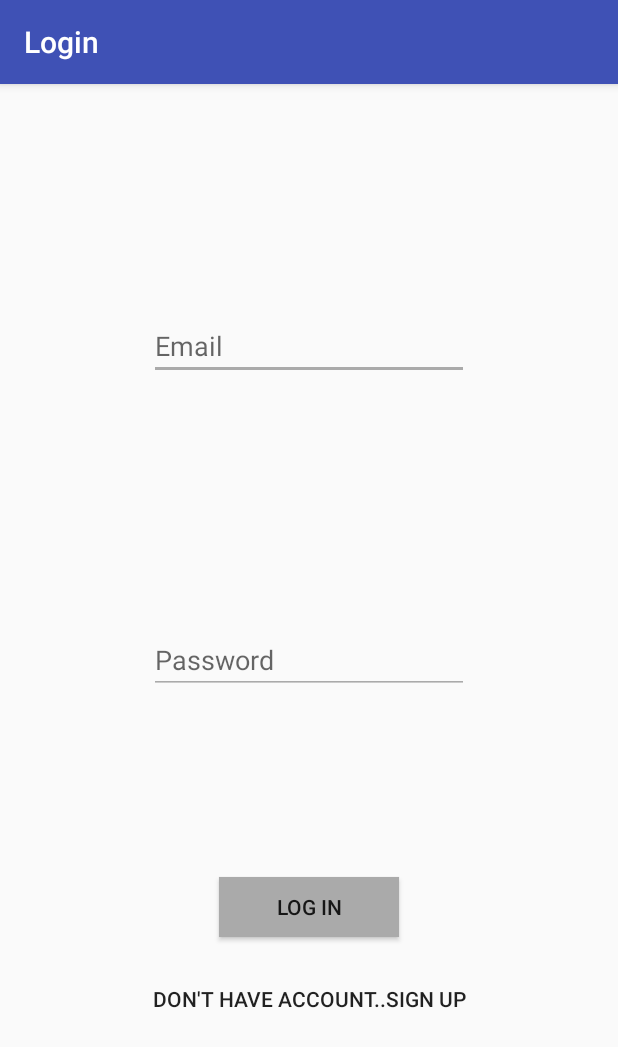
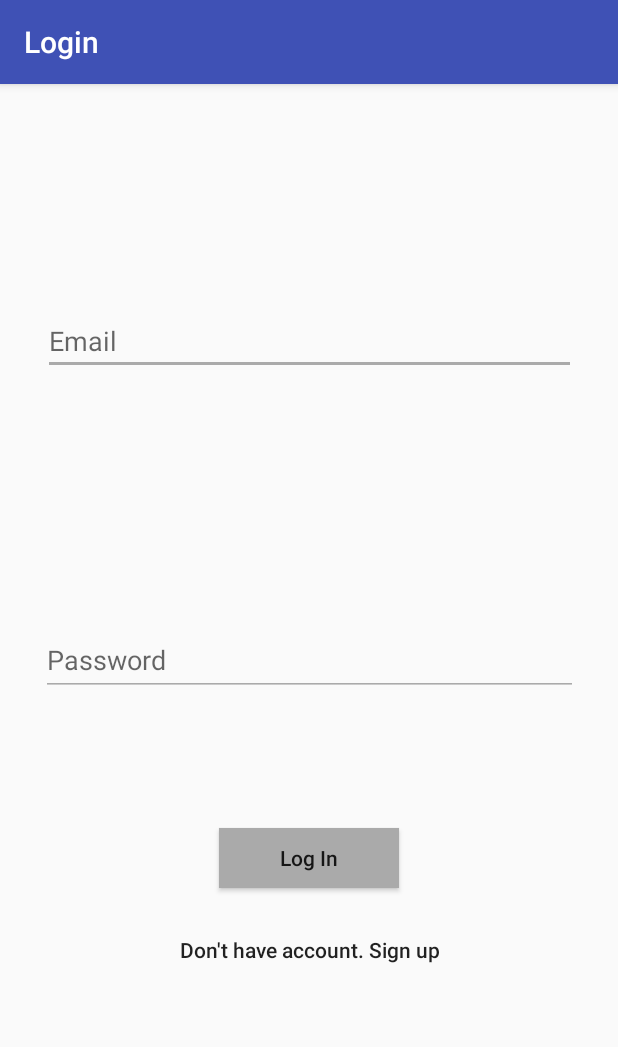
Before and after one commit to bhavitha-fission/Android_Repo, an Android app: the screen it shows after launch (LoginActivity), on a phone screen of 412 x 824 dp. Shown: the top 1047 px of the screen. Run offline under Robolectric (Android 15) with nearby library versions, the phone set to English and light mode, and no system bars; our stand-ins replace Firebase (no records; nobody signed in at launch, a user with empty details on screens opened directly).

Commit message:
Login UI change

```diff
--- a/app/build.gradle
+++ b/app/build.gradle
@@ -4,7 +4,7 @@ android {
     compileSdkVersion 26
     defaultConfig {
         applicationId "com.fission"
-        minSdkVersion 14
+        minSdkVersion 21
         targetSdkVersion 26
         versionCode 1
         versionName "1.0"
--- a/app/src/main/res/layout/activity_login.xml
+++ b/app/src/main/res/layout/activity_login.xml
@@ -8,39 +8,44 @@
 
     <EditText
         android:id="@+id/editText"
-        android:layout_width="wrap_content"
-        android:layout_height="wrap_content"
+        android:layout_width="355dp"
+        android:layout_height="42dp"
+        android:layout_marginEnd="8dp"
+        android:layout_marginStart="8dp"
         android:layout_marginTop="152dp"
         android:backgroundTint="@android:color/darker_gray"
         android:ems="10"
         android:hint="@string/email"
         android:inputType="textPersonName"
         android:textColor="@color/colorPrimary"
-        app:layout_constraintLeft_toLeftOf="parent"
-        app:layout_constraintRight_toRightOf="parent"
+        app:layout_constraintEnd_toEndOf="parent"
+        app:layout_constraintStart_toStartOf="parent"
         app:layout_constraintTop_toTopOf="parent" />
 
     <EditText
         android:id="@+id/editText2"
-        android:layout_width="wrap_content"
-        android:layout_height="wrap_content"
+        android:layout_width="358dp"
+        android:layout_height="47dp"
+        android:layout_marginEnd="8dp"
+        android:layout_marginStart="8dp"
         android:backgroundTint="@android:color/darker_gray"
         android:ems="10"
-        android:hint="Password"
+        android:hint="@string/password"
         android:inputType="textPassword"
         android:textColor="@color/colorPrimary"
         app:layout_constraintBottom_toBottomOf="parent"
-        app:layout_constraintLeft_toLeftOf="parent"
-        app:layout_constraintRight_toRightOf="parent"
+        app:layout_constraintEnd_toEndOf="parent"
+        app:layout_constraintStart_toStartOf="parent"
         app:layout_constraintTop_toTopOf="parent" />
 
     <Button
         android:id="@+id/button"
         android:layout_width="120dp"
         android:layout_height="40dp"
-        android:layout_marginTop="122dp"
+        android:layout_marginTop="88dp"
         android:background="@android:color/darker_gray"
-        android:text="Log in"
+        android:text="@string/log_in"
+        android:textAllCaps="false"
         app:layout_constraintLeft_toLeftOf="parent"
         app:layout_constraintRight_toRightOf="parent"
         app:layout_constraintTop_toBottomOf="@+id/editText2" />
@@ -51,7 +56,8 @@
         android:layout_height="wrap_content"
         android:layout_marginTop="17dp"
         android:background="@android:color/transparent"
-        android:text="Don't have account..Sign up"
+        android:text="@string/don_t_have_account_sign_up"
+        android:textAllCaps="false"
         app:layout_constraintLeft_toLeftOf="parent"
         app:layout_constraintRight_toRightOf="parent"
         app:layout_constraintTop_toBottomOf="@+id/button" />
--- a/app/src/main/res/values/strings.xml
+++ b/app/src/main/res/values/strings.xml
@@ -2,8 +2,8 @@
     <string name="app_name">Login</string>
     <string name="title_activity_welcome">WelcomeActivity</string>
 
-    <!-- TODO: Remove or change this placeholder text -->
-    <string name="hello_blank_fragment">Hello blank fragment</string>
     <string name="email">Email</string>
     <string name="password">Password</string>
+    <string name="log_in">Log In</string>
+    <string name="don_t_have_account_sign_up">Don\'t have account. Sign up</string>
 </resources>
```
